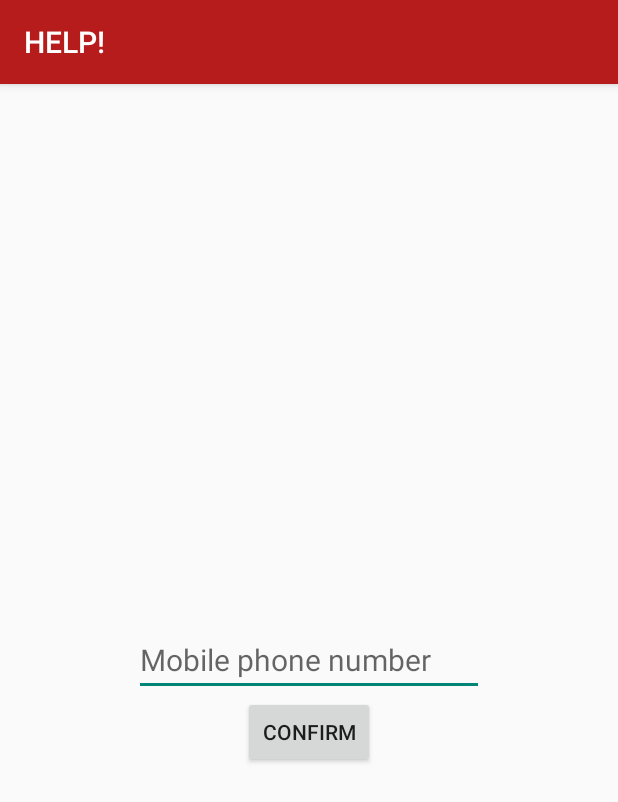
After one commit to 90018Team/project-frontend, an Android app: the NewSignUpActivity screen opened directly, with no data from a screen before it, on a phone screen of 412 x 824 dp. The commit adds this screen. Shown: the top 802 px of the screen. Run offline under Robolectric (Android 15) with nearby library versions, the phone set to English and light mode, and no system bars; our stand-ins replace Firebase (no records; nobody signed in at launch, a user with empty details on screens opened directly).

Commit message:
Implemented phoneNumber collection on new sign up

```diff
--- a/app/src/main/AndroidManifest.xml
+++ b/app/src/main/AndroidManifest.xml
@@ -44,6 +44,8 @@
         <activity
             android:name=".ui.signIn.SignInActivity"
             android:exported="true" />
+        <activity android:name=".ui.signIn.NewSignUpActivity"
+            android:exported="true" />
         <activity
             android:name=".MainActivity"
             android:exported="true"
--- /dev/null
+++ b/app/src/main/java/com/example/help/ui/signIn/NewSignUpActivity.java
@@ -0,0 +1,67 @@
+package com.example.help.ui.signIn;
+
+import android.app.Activity;
+import android.content.Intent;
+import android.os.Bundle;
+import android.util.Log;
+import android.view.View;
+import android.widget.Button;
+import android.widget.TextView;
+
+import androidx.activity.result.ActivityResultLauncher;
+import androidx.appcompat.app.AppCompatActivity;
+
+import com.example.help.MainActivity;
+import com.example.help.R;
+import com.example.help.databinding.NewSignUpBinding;
+import com.example.help.util.FirestoreUserHelper;
+import com.firebase.ui.auth.AuthUI;
+import com.firebase.ui.auth.FirebaseAuthUIActivityResultContract;
+import com.firebase.ui.auth.data.model.FirebaseAuthUIAuthenticationResult;
+import com.google.firebase.auth.FirebaseAuth;
+import com.google.firebase.auth.FirebaseUser;
+
+import java.util.Arrays;
+import java.util.List;
+
+public class NewSignUpActivity extends AppCompatActivity {
+
+    private NewSignUpBinding mBinding;
+    TextView phoneTextView;
+    Button confirmButton;
+
+    private static final String TAG = "NewSignUpActivity";
+
+    @Override
+    protected void onCreate(Bundle savedInstanceState) {
+        super.onCreate(savedInstanceState);
+        mBinding = NewSignUpBinding.inflate(getLayoutInflater());
+        setContentView(mBinding.getRoot());
+
+        phoneTextView = findViewById(R.id.edit_text_phone);
+        confirmButton = findViewById(R.id.confirm_button);
+        FirestoreUserHelper userHelper = new FirestoreUserHelper();
+
+        confirmButton.setOnClickListener(new View.OnClickListener() {
+            @Override
+            public void onClick(View view) {
+                Log.d(TAG, "onClick: " + phoneTextView.getText());
+                userHelper.createUserDoc(phoneTextView.getText().toString());
+                startActivity(new Intent(getApplicationContext(), MainActivity.class));
+            }
+        });
+    }
+
+    @Override
+    protected void onRestart() {
+        super.onRestart();
+
+    }
+
+    @Override
+    protected void onStart() {
+        super.onStart();
+    }
+
+
+}
--- /dev/null
+++ b/app/src/main/res/layout/new_sign_up.xml
@@ -0,0 +1,29 @@
+<?xml version="1.0" encoding="utf-8"?>
+<androidx.constraintlayout.widget.ConstraintLayout xmlns:android="http://schemas.android.com/apk/res/android"
+    xmlns:app="http://schemas.android.com/apk/res-auto"
+    xmlns:tools="http://schemas.android.com/tools"
+    android:layout_width="match_parent"
+    android:layout_height="match_parent">
+
+    <EditText
+        android:id="@+id/edit_text_phone"
+        android:layout_width="wrap_content"
+        android:layout_height="wrap_content"
+        android:ems="10"
+        android:hint="Mobile phone number"
+        android:inputType="phone"
+        android:textSize="20sp"
+        app:layout_constraintBottom_toBottomOf="parent"
+        app:layout_constraintEnd_toEndOf="parent"
+        app:layout_constraintStart_toStartOf="parent"
+        app:layout_constraintTop_toTopOf="parent" />
+
+    <Button
+        android:id="@+id/confirm_button"
+        android:layout_width="wrap_content"
+        android:layout_height="wrap_content"
+        android:text="Confirm"
+        app:layout_constraintEnd_toEndOf="parent"
+        app:layout_constraintStart_toStartOf="parent"
+        app:layout_constraintTop_toBottomOf="@+id/edit_text_phone" />
+</androidx.constraintlayout.widget.ConstraintLayout>
```
Also changed, not shown: app/src/main/java/com/example/help/ui/signIn/SignInActivity.java (+32 -3 lines), app/src/main/java/com/example/help/util/FirestoreUserHelper.java (+48 -1 lines).
